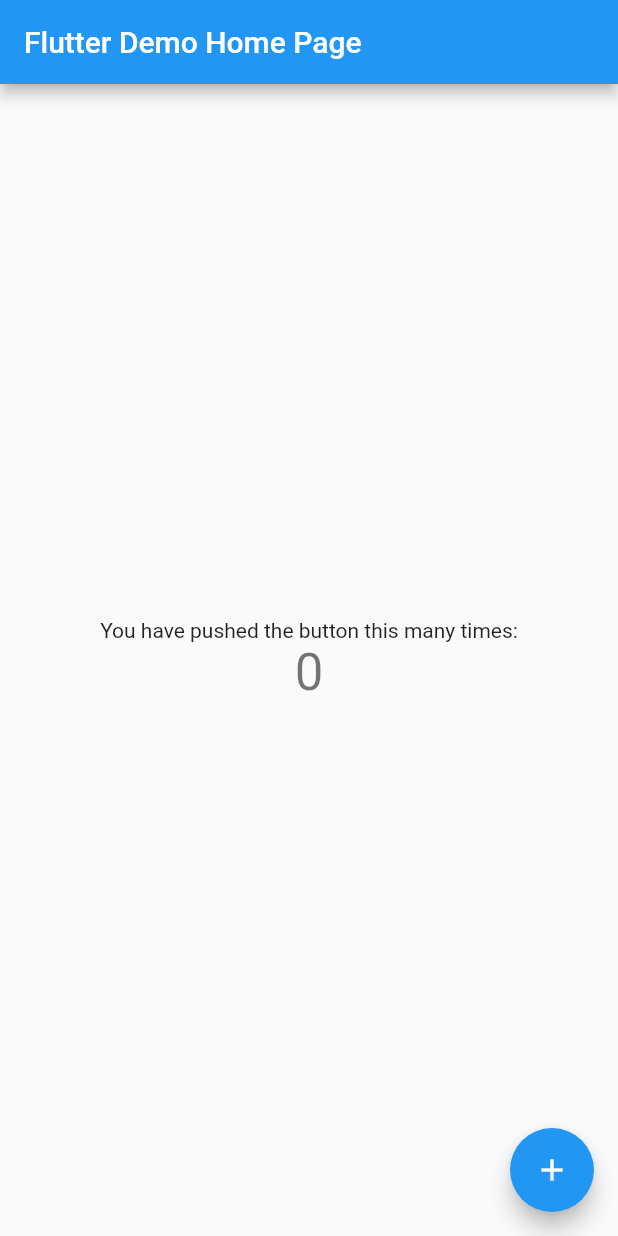
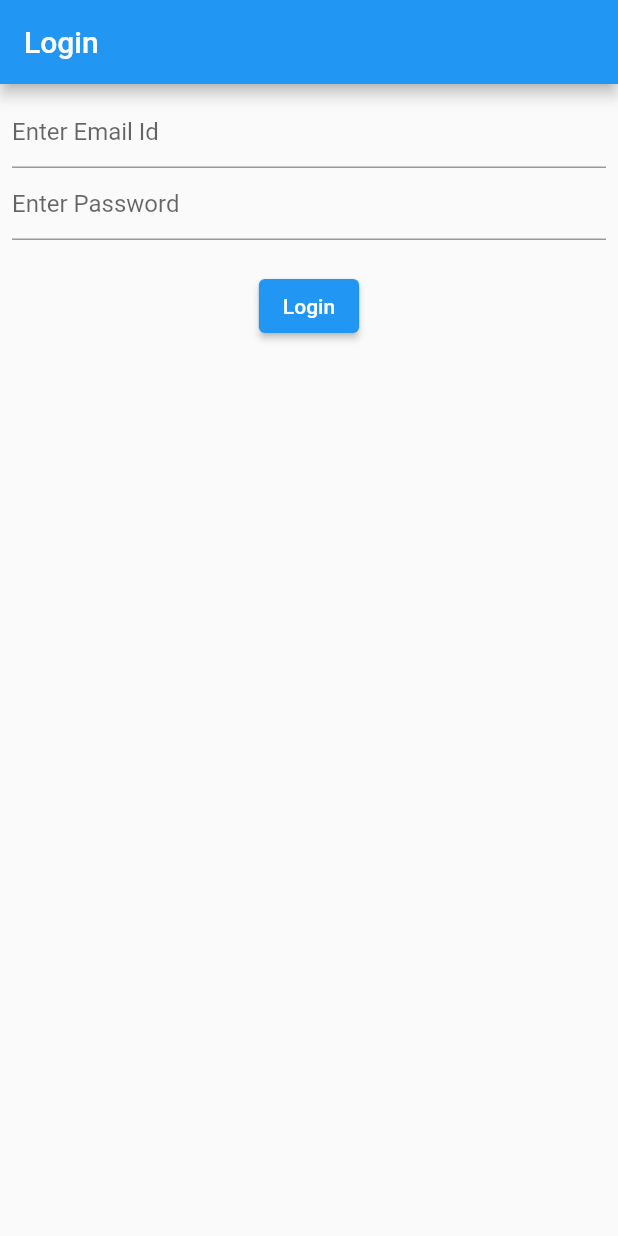
Before and after one commit to Dperedo/lomba-frontend, a Flutter app: the screen it shows after launch, on a phone screen of 412 x 824 dp. Run offline on Flutter 3.47's test engine with Material 2 defaults, Android fonts, the light colour scheme and no system bars; our stand-ins replace dartz, equatable, flutter_bloc, get_it, rxdart.

Commit message:
cambios antes de flutter upgrade
se actualiza flutter

```diff
--- /dev/null
+++ b/lib/core/validators.dart
@@ -0,0 +1,26 @@
+class Validators {
+  static String? validateEmail(String email) {
+    if (email.isEmpty) {
+      return "Required Field";
+    }
+
+    String pattern =
+        r'^(([^<>()[\]\\.,;:\s@\"]+(\.[^<>()[\]\\.,;:\s@\"]+)*)|(\".+\"))@((\[[0-9]{1,3}\.[0-9]{1,3}\.[0-9]{1,3}\.[0-9]{1,3}\])|(([a-zA-Z\-0-9]+\.)+[a-zA-Z]{2,}))$';
+
+    RegExp regExp = RegExp(pattern);
+
+    if (!regExp.hasMatch(email)) {
+      return "Please enter a valid email id";
+    }
+  }
+
+  static String? validatePassword(String password) {
+    if (password.isEmpty) {
+      return "Required Field";
+    }
+
+    if (password.length < 8) {
+      return "Please enter atleast 8 charater for password";
+    }
+  }
+}
--- /dev/null
+++ b/lib/features/login/injection.dart
@@ -0,0 +1,35 @@
+import 'package:http/http.dart' as http;
+import 'package:get_it/get_it.dart';
+import 'package:lomba_frontend/features/login/domain/usecases/get_authenticate.dart';
+import 'package:lomba_frontend/features/login/presentation/bloc/login_bloc.dart';
+
+import 'data/datasources/remote_data_source.dart';
+import 'data/repositories/login_repository_impl.dart';
+import 'domain/repositories/login_repository.dart';
+
+final locator = GetIt.instance;
+
+void init() {
+  // bloc
+  locator.registerFactory(() => LoginBloc(locator()));
+
+  // usecase
+  locator.registerLazySingleton(() => GetAuthenticate(locator()));
+
+  // repository
+  locator.registerLazySingleton<LoginRepository>(
+    () => LoginRepositoryImpl(
+      remoteDataSource: locator(),
+    ),
+  );
+
+  // data source
+  locator.registerLazySingleton<RemoteDataSource>(
+    () => RemoteDataSourceImpl(
+      client: locator(),
+    ),
+  );
+
+  // external
+  locator.registerLazySingleton(() => http.Client());
+}
--- /dev/null
+++ b/lib/features/login/presentation/bloc/login_bloc.dart
@@ -0,0 +1,29 @@
+import 'package:flutter_bloc/flutter_bloc.dart';
+import 'package:lomba_frontend/features/login/domain/usecases/get_authenticate.dart';
+import 'package:rxdart/rxdart.dart';
+import 'login_event.dart';
+import 'login_state.dart';
+
+class LoginBloc extends Bloc<LoginEvent, LoginState> {
+  final GetAuthenticate _getAuthenticate;
+
+  LoginBloc(this._getAuthenticate) : super(LoginEmpty()) {
+    on<OnLoginTriest>(
+      (event, emit) async {
+        final username = event.username;
+        final password = event.password;
+
+        emit(LoginGetting());
+
+        final result = await _getAuthenticate.execute(username, password);
+        result.fold((failure) => {emit(LoginError(failure.message))},
+            (token) => {emit(LoginGot(token))});
+      },
+      transformer: debounce(const Duration(milliseconds: 500)),
+    );
+  }
+
+  EventTransformer<T> debounce<T>(Duration duration) {
+    return (events, mapper) => events.debounceTime(duration).flatMap(mapper);
+  }
+}
--- /dev/null
+++ b/lib/features/login/presentation/bloc/login_event.dart
@@ -0,0 +1,18 @@
+import 'package:equatable/equatable.dart';
+
+abstract class LoginEvent extends Equatable {
+  const LoginEvent();
+
+  @override
+  List<Object?> get props => [];
+}
+
+class OnLoginTriest extends LoginEvent {
+  final String username;
+  final String password;
+
+  OnLoginTriest(this.username, this.password);
+
+  @override
+  List<Object?> get props => [username, password];
+}
--- /dev/null
+++ b/lib/features/login/presentation/bloc/login_state.dart
@@ -0,0 +1,31 @@
+import 'package:equatable/equatable.dart';
+import 'package:lomba_frontend/features/login/domain/entities/token.dart';
+
+abstract class LoginState extends Equatable {
+  const LoginState();
+
+  @override
+  List<Object> get props => [];
+}
+
+class LoginEmpty extends LoginState {}
+
+class LoginGetting extends LoginState {}
+
+class LoginError extends LoginState {
+  final String message;
+
+  LoginError(this.message);
+
+  @override
+  List<Object> get props => [message];
+}
+
+class LoginGot extends LoginState {
+  final Token result;
+
+  LoginGot(this.result);
+
+  @override
+  List<Object> get props => [result];
+}
--- /dev/null
+++ b/lib/features/login/presentation/pages/home_page.dart
@@ -0,0 +1,15 @@
+import 'package:flutter/material.dart';
+
+class HomePage extends StatelessWidget {
+  const HomePage({Key? key}) : super(key: key);
+
+  @override
+  Widget build(BuildContext context) {
+    return Scaffold(
+      appBar: AppBar(),
+      body: const Center(
+        child: Text("Welcome Home!"),
+      ),
+    );
+  }
+}
--- /dev/null
+++ b/lib/features/login/presentation/pages/login_page.dart
@@ -0,0 +1,92 @@
+import 'package:flutter/material.dart';
+import 'package:flutter_bloc/flutter_bloc.dart';
+import 'package:lomba_frontend/features/login/presentation/bloc/login_bloc.dart';
+import 'package:lomba_frontend/features/login/presentation/bloc/login_event.dart';
+
+import '../../../../core/validators.dart';
+import '../bloc/login_state.dart';
+import 'home_page.dart';
+
+class LoginPage extends StatelessWidget {
+  LoginPage({Key? key}) : super(key: key);
+
+  final TextEditingController _emailController = TextEditingController();
+  final TextEditingController _passwordController = TextEditingController();
+  final GlobalKey<FormState> _key = GlobalKey<FormState>();
+
+  @override
+  Widget build(BuildContext context) {
+    return Scaffold(
+      appBar: AppBar(
+        title: const Text(
+          "Login",
+          key: ValueKey("title"),
+        ),
+      ),
+      body: Padding(
+        padding: const EdgeInsets.all(8.0),
+        child: Form(
+          key: _key,
+          child: Column(children: [
+            BlocBuilder<LoginBloc, LoginState>(
+              builder: (context, state) {
+                if (state is LoginGetting) {
+                  return const Center(
+                    child: CircularProgressIndicator(),
+                  );
+                } else if (state is LoginGot) {
+                  Future.delayed(Duration.zero, () {
+                    Navigator.of(context).push<void>(MaterialPageRoute(
+                      builder: (context) => const HomePage(),
+                    ));
+                  });
+                  //   Navigator.push(
+                  //     context,
+                  //   MaterialPageRoute(
+                  //   builder: (context) => const HomePage(),
+                  //  ));
+                } else if (state is LoginError) {
+                  return const Center(
+                    child: Text('Something went wrong!'),
+                  );
+                }
+                return Column(
+                  children: [
+                    TextFormField(
+                      controller: _emailController,
+                      key: const ValueKey("email_id"),
+                      decoration:
+                          const InputDecoration(hintText: "Enter Email Id"),
+                      validator: (value) =>
+                          Validators.validateEmail(value ?? ""),
+                    ),
+                    TextFormField(
+                      controller: _passwordController,
+                      key: const ValueKey("password"),
+                      decoration:
+                          const InputDecoration(hintText: "Enter Password"),
+                      validator: (value) =>
+                          Validators.validatePassword(value ?? ""),
+                    ),
+                    const SizedBox(
+                      height: 20,
+                    ),
+                    ElevatedButton(
+                        onPressed: () {
+                          if (_key.currentState?.validate() == true) {
+                            context.read<LoginBloc>().add(OnLoginTriest(
+                                _emailController.text,
+                                _passwordController.text));
+                          }
+                        },
+                        child: const Text("Login"))
+                  ],
+                );
+              },
+            ),
+          ]),
+        ),
+      ),
+    );
+  }
+}
--- a/lib/main.dart
+++ b/lib/main.dart
@@ -1,6 +1,12 @@
 import 'package:flutter/material.dart';
+import 'package:flutter_bloc/flutter_bloc.dart';
+
+import 'features/login/presentation/bloc/login_bloc.dart';
+import 'features/login/presentation/pages/login_page.dart';
+import 'features/login/injection.dart' as di;
 
 void main() {
+  di.init();
   runApp(const MyApp());
 }
 
@@ -10,106 +16,19 @@
   // This widget is the root of your application.
   @override
   Widget build(BuildContext context) {
-    return MaterialApp(
-      title: 'Flutter Demo',
-      theme: ThemeData(
-        // This is the theme of your application.
-        //
-        // Try running your application with "flutter run". You'll see the
-        // application has a blue toolbar. Then, without quitting the app, try
-        // changing the primarySwatch below to Colors.green and then invoke
-        // "hot reload" (press "r" in the console where you ran "flutter run",
-        // or simply save your changes to "hot reload" in a Flutter IDE).
-        // Notice that the counter didn't reset back to zero; the application
-        // is not restarted.
-        primarySwatch: Colors.blue,
+    return MultiBlocProvider(
+      providers: [
+        BlocProvider(
+          create: (_) => di.locator<LoginBloc>(),
+        ),
+      ],
+      child: MaterialApp(
+        title: 'Flutter Demo',
+        theme: ThemeData(
+          primarySwatch: Colors.blue,
+        ),
+        home: LoginPage(),
       ),
-      home: const MyHomePage(title: 'Flutter Demo Home Page'),
     );
   }
 }
-
-class MyHomePage extends StatefulWidget {
-  const MyHomePage({Key? key, required this.title}) : super(key: key);
-
-  // This widget is the home page of your application. It is stateful, meaning
-  // that it has a State object (defined below) that contains fields that affect
-  // how it looks.
-
-  // This class is the configuration for the state. It holds the values (in this
-  // case the title) provided by the parent (in this case the App widget) and
-  // used by the build method of the State. Fields in a Widget subclass are
-  // always marked "final".
-
-  final String title;
-
-  @override
-  State<MyHomePage> createState() => _MyHomePageState();
-}
-
-class _MyHomePageState extends State<MyHomePage> {
-  int _counter = 0;
-
-  void _incrementCounter() {
-    setState(() {
-      // This call to setState tells the Flutter framework that something has
-      // changed in this State, which causes it to rerun the build method below
-      // so that the display can reflect the updated values. If we changed
-      // _counter without calling setState(), then the build method would not be
-      // called again, and so nothing would appear to happen.
-      _counter++;
-    });
-  }
-
-  @override
-  Widget build(BuildContext context) {
-    // This method is rerun every time setState is called, for instance as done
-    // by the _incrementCounter method above.
-    //
-    // The Flutter framework has been optimized to make rerunning build methods
-    // fast, so that you can just rebuild anything that needs updating rather
-    // than having to individually change instances of widgets.
-    return Scaffold(
-      appBar: AppBar(
-        // Here we take the value from the MyHomePage object that was created by
-        // the App.build method, and use it to set our appbar title.
-        title: Text(widget.title),
-      ),
-      body: Center(
-        // Center is a layout widget. It takes a single child and positions it
-        // in the middle of the parent.
-        child: Column(
-          // Column is also a layout widget. It takes a list of children and
-          // arranges them vertically. By default, it sizes itself to fit its
-          // children horizontally, and tries to be as tall as its parent.
-          //
-          // Invoke "debug painting" (press "p" in the console, choose the
-          // "Toggle Debug Paint" action from the Flutter Inspector in Android
-          // Studio, or the "Toggle Debug Paint" command in Visual Studio Code)
-          // to see the wireframe for each widget.
-          //
-          // Column has various properties to control how it sizes itself and
-          // how it positions its children. Here we use mainAxisAlignment to
-          // center the children vertically; the main axis here is the vertical
-          // axis because Columns are vertical (the cross axis would be
-          // horizontal).
-          mainAxisAlignment: MainAxisAlignment.center,
-          children: <Widget>[
-            const Text(
-              'You have pushed the button this many times:',
-            ),
-            Text(
-              '$_counter',
-              style: Theme.of(context).textTheme.headline4,
-            ),
-          ],
-        ),
-      ),
-      floatingActionButton: FloatingActionButton(
-        onPressed: _incrementCounter,
-        tooltip: 'Increment',
-        child: const Icon(Icons.add),
-      ), // This trailing comma makes auto-formatting nicer for build methods.
-    );
-  }
-}
```
Also changed, not shown: pubspec.yaml (+6 -1 lines), pubspec.lock, 2 other files.
